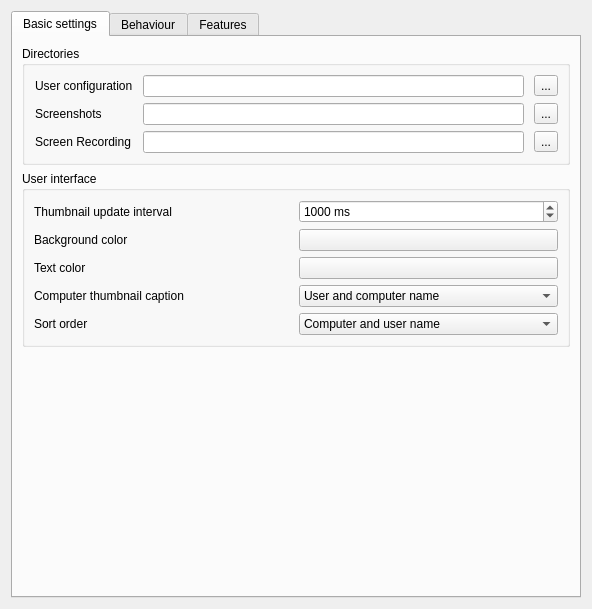
The window that configurator/src/MasterConfigurationPage.ui (zengchao/veyon) describes before a commit, drawn with Qt 5.
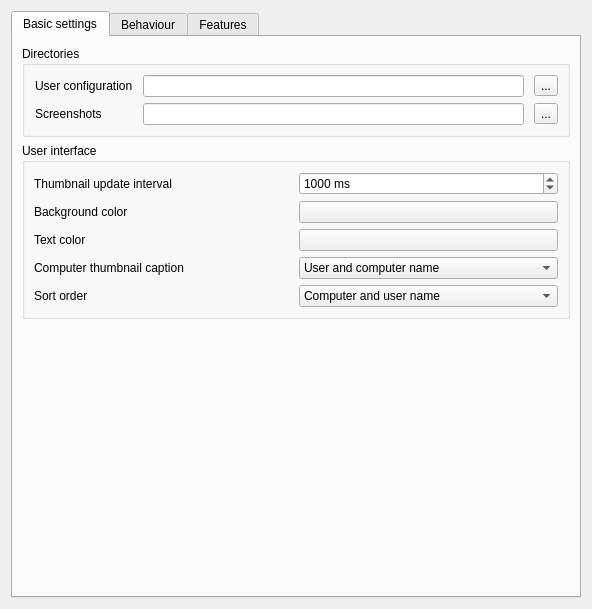
The same window after the commit. Icons and pictures are not drawn.

What changed in the file:
```diff
--- a/configurator/src/MasterConfigurationPage.ui
+++ b/configurator/src/MasterConfigurationPage.ui
@@ -78,7 +78,7 @@
           <item row="1" column="1">
            <widget class="QLineEdit" name="screenshotDirectory"/>
           </item>
-          <item row="2" column="0">
+          <!--item row="2" column="0">
            <widget class="QLabel" name="label_11">
             <property name="text">
              <string>Screen Recording</string>
@@ -98,7 +98,7 @@
               <normaloff>:/core/document-open.png</normaloff>:/core/document-open.png</iconset>
             </property>
            </widget>
-          </item>
+          </item-->
          </layout>
         </widget>
        </item>
```
Left out of the diff: 4 changed lines with no effect on the pictures.
